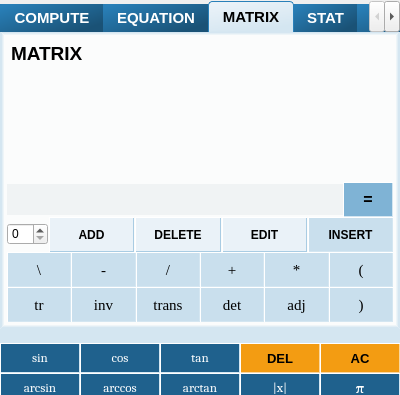
Ruixin-Wang/VisualCalc, file visualcalc.ui: the form before one commit; both pictures show x 0 to 400 and y 0 to 395 of the 400 by 660 pixel window.
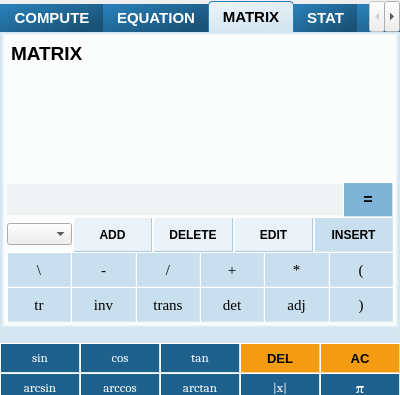
The form after the commit. The open tabs and pages were chosen to show the change.

What changed in the file:
```diff
--- a/visualcalc.ui
+++ b/visualcalc.ui
@@ -3413,7 +3413,14 @@
            <number>1</number>
           </property>
           <item>
-           <widget class="QSpinBox" name="Mat_spinBox"/>
+           <widget class="QComboBox" name="comboBox">
+            <property name="maximumSize">
+             <size>
+              <width>65</width>
+              <height>16777215</height>
+             </size>
+            </property>
+           </widget>
           </item>
           <item>
            <widget class="QPushButton" name="Mat_Add">
```
Left out of the diff: 2 changed lines with no effect on the pictures.
